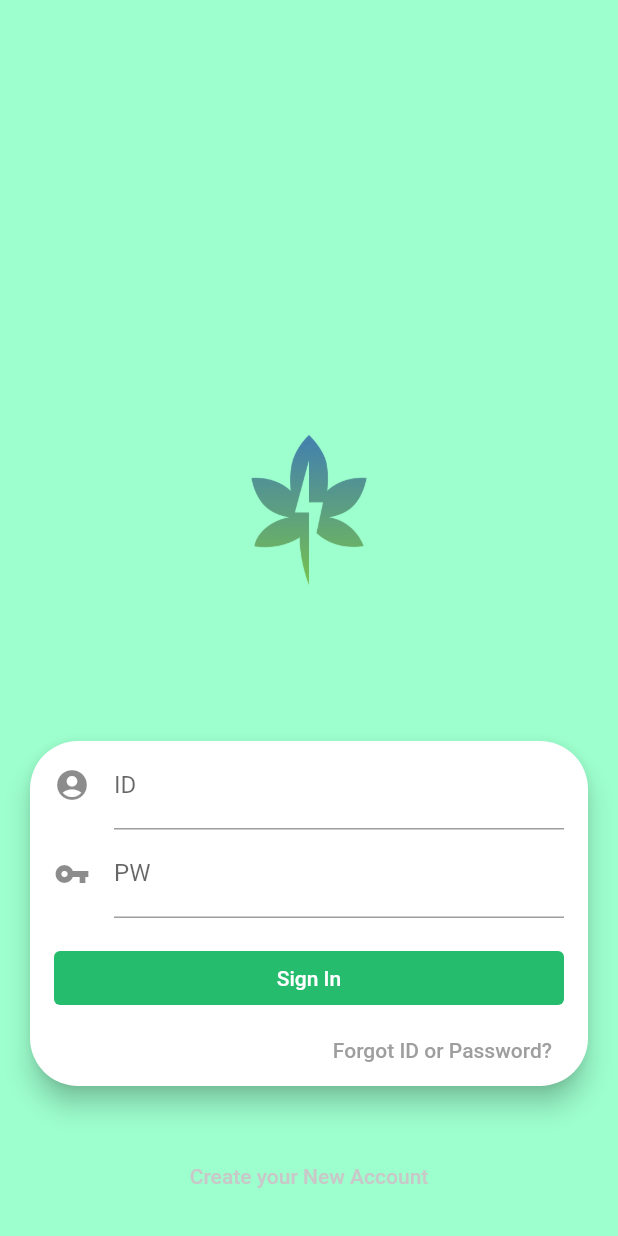
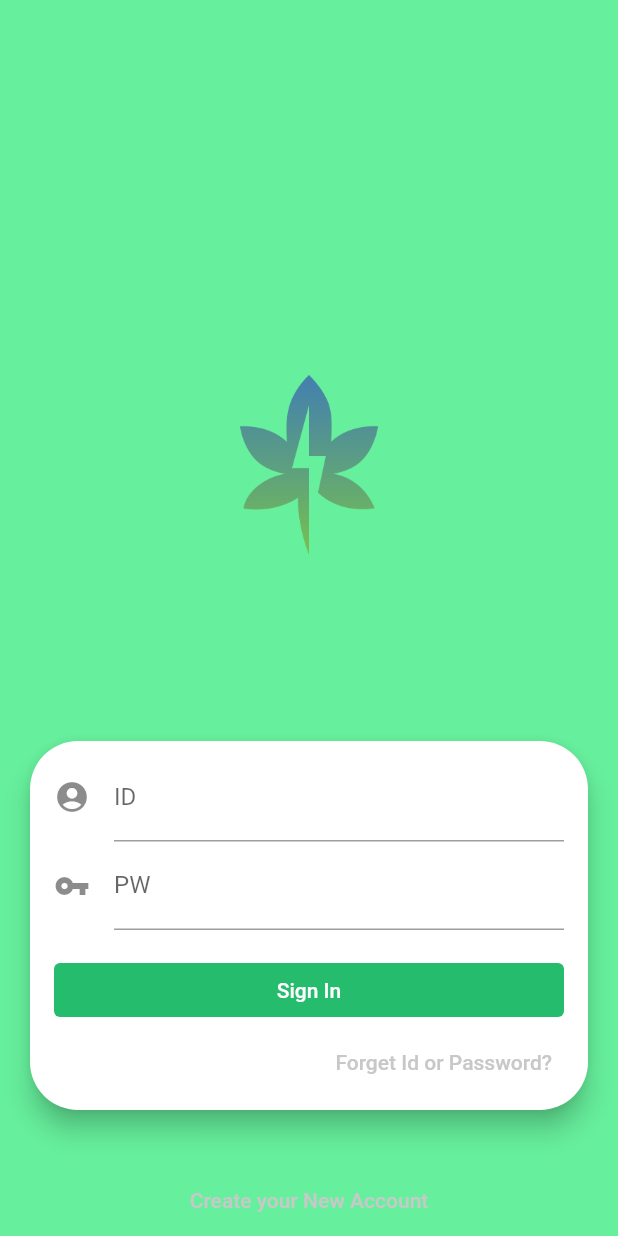
Before and after one commit to Team-Rev/flutter-mobile, a Flutter app: the screen it shows after launch, on a phone screen of 412 x 824 dp. Run offline on Flutter 3.47's test engine with Material 2 defaults, Android fonts, the phone set to English and light mode, and no system bars; our stand-ins replace dio.

Commit message:
main/ AuthPage Provider 세팅 및 구조 전체 수정, Color 클래스 통일(ColorRev), ReUsable 클래스 생성 및 재사용성 확보

```diff
--- a/rev/lib/color_rev.dart
+++ b/rev/lib/color_rev.dart
@@ -8,4 +8,6 @@ class ColorRev {
   static const Color white = Color.fromRGBO(255, 255, 255, 1.0);
   static const Color grey = Color.fromRGBO(200, 200, 200, 1.0);
   static const Color red = Colors.red;
+  static ButtonStyle buttonStyle1=TextButton.styleFrom(primary: white,backgroundColor: g3);
+  static ButtonStyle buttonStyle2=TextButton.styleFrom(primary: grey,backgroundColor: Colors.transparent);
 }
--- a/rev/lib/main.dart
+++ b/rev/lib/main.dart
@@ -1,7 +1,9 @@
 import 'package:flutter/material.dart';
-import 'package:rev/pages/auth/find_page.dart';
+import 'package:provider/provider.dart';
+import 'package:rev/pages/auth/auth_page.dart';
 import 'package:rev/pages/auth/login_page.dart';
-import 'package:rev/pages/auth/register_page.dart';
+import 'package:rev/pages/main/mainpage.dart';
+import 'package:rev/provider/provider_auth.dart';
 
 void main() => runApp(MyApp());
 
@@ -9,13 +11,34 @@ class MyApp extends StatelessWidget {
 
   @override
   Widget build(BuildContext context) {
-    return MaterialApp(
-      // title: 'Flutter Demo',
-      // theme: ThemeData(
-      //   primarySwatch: Colors.green,
-      // ),
-      home: LoginPage(),
+    return MultiProvider(
+      providers: [
+        ChangeNotifierProvider(create: (_) => AuthProvider()),
+      ],
+      child: MaterialApp(
+        // title: 'Flutter Demo',
+        // theme: ThemeData(
+        //   primarySwatch: Colors.green,
+        // ),
+        home: Consumer<AuthProvider>(
+          builder: (context, provider, child) {
+            return Navigator(
+              onPopPage: (route, result) {
+                if(!route.didPop(result)) return false;
+                return true;
+              },
+              pages: [
+                AuthPage(),
+                if(provider.currentPage=='1')
+                  MaterialPage(
+                    key:ValueKey(LoginPage().pageName), // 세션ID?
+                    child:MainPage(),
+                  )
+              ],
+            );
+          },
+        ),
+      ),
     );
-
   }
 }
--- /dev/null
+++ b/rev/lib/pages/auth/auth_page.dart
@@ -0,0 +1,41 @@
+import 'package:flutter/cupertino.dart';
+import 'package:flutter/material.dart';
+import 'package:provider/provider.dart';
+import 'package:rev/color_rev.dart';
+import 'package:rev/pages/auth/register_page.dart';
+import 'package:rev/provider/provider_auth.dart';
+
+import 'find_page.dart';
+import 'login_page.dart';
+
+class AuthPage extends Page {
+  @override
+  Route createRoute(BuildContext context) {
+    return MaterialPageRoute(
+        settings: this, builder: (context) => AuthWidget());
+  }
+}
+
+class AuthWidget extends StatelessWidget {
+  AuthProvider _authProvider;
+
+  @override
+  Widget build(BuildContext context) {
+    _authProvider = Provider.of<AuthProvider>(context);
+    return Scaffold(
+      resizeToAvoidBottomInset: false,
+      backgroundColor: ColorRev.g1,
+      body: Padding(padding:EdgeInsets.symmetric(horizontal: 16.0), child: selectPage()),
+    );
+  }
+
+  Widget selectPage() {
+    switch (_authProvider.currentPage) {
+      case 'FindPage':
+        return FindPage();
+      case 'RegisterPage':
+        return RegisterPage();
+    }
+    return LoginPage();
+  }
+}
--- a/rev/lib/pages/auth/login_page.dart
+++ b/rev/lib/pages/auth/login_page.dart
@@ -1,92 +1,89 @@
-
 import 'package:flutter/cupertino.dart';
 import 'package:flutter/material.dart';
+import 'package:provider/provider.dart';
 import 'package:rev/dio_server.dart';
+import 'package:rev/provider/provider_auth.dart';
+
 import '../../color_rev.dart';
+import '../../reusable.dart';
 
 class LoginPage extends StatelessWidget {
-  GlobalKey<FormState> _formKey=GlobalKey<FormState>();
+  final pageName = 'LoginPage';
+  GlobalKey<FormState> _formKey = GlobalKey<FormState>();
   TextEditingController _idController = TextEditingController();
   TextEditingController _pwController = TextEditingController();
+  AuthProvider _authProvider;
 
   @override
   Widget build(BuildContext context) {
-    return Scaffold(
-      resizeToAvoidBottomInset: false,
-      //배경색
-      backgroundColor: ColorRev.g2,
-      body: Padding(
-        padding: EdgeInsets.all(16.0),
-        child: Form(
+    _authProvider = Provider.of<AuthProvider>(context);
+    return Form(
       key: _formKey,
       child: Column(
         crossAxisAlignment: CrossAxisAlignment.center,
         mainAxisAlignment: MainAxisAlignment.end,
         children: [
-              SizedBox(
-                height: 100,
+          Padding(
+            padding: EdgeInsets.symmetric(vertical: 120),
+            child: SizedBox(
+              height: 120,
               child: Image.asset('assets/512.png'),
             ),
-              SizedBox(height: 100,),
+          ),
           Card(
-                shape: RoundedRectangleBorder(borderRadius: BorderRadius.circular(32)),
+            shape:
+                RoundedRectangleBorder(borderRadius: BorderRadius.circular(32)),
             //카드 색
             color: ColorRev.white,
             elevation: 7,
             child: Padding(
-                  padding: EdgeInsets.symmetric(horizontal: 16.0,),
+              padding: EdgeInsets.symmetric(horizontal: 16.0, vertical: 8.0),
               child: Column(
                 crossAxisAlignment: CrossAxisAlignment.start,
                 mainAxisAlignment: MainAxisAlignment.end,
                 children: <Widget>[
-                      buildTextFormField(_idController, Icon(Icons.account_circle),'ID',),
-                      buildTextFormField(_pwController, Icon(Icons.vpn_key), 'PW',),
-                      SizedBox(height: 16.0,),
-                      Container(child: buildTextButton("Sign In",ColorRev.g3,Colors.white),width: MediaQuery.of(context).size.width,),
-                      Container(child: buildTextButton("Forgot ID or Password?",Colors.transparent,Colors.grey),alignment:Alignment.centerRight),
+                  ReUsable.buildTextFormField(
+                    _idController,
+                    Icon(Icons.account_circle),
+                    'ID',
+                  ),
+                  ReUsable.buildTextFormField(
+                    _pwController,
+                    Icon(Icons.vpn_key),
+                    'PW',
+                  ),
+                  SizedBox(
+                    height: 16.0,
+                  ),
+                  Container(
+                    child: ReUsable.buildTextButton2("Sign In", () {
+                      if (_formKey.currentState.validate()) {
+                        print(_idController.text);
+                        print(_pwController.text);
+                        server.postReq(
+                            username: _idController.text,
+                            password: _pwController.text);
+                      }
+                    }),
+                    width: MediaQuery.of(context).size.width,
+                  ),
+                  Container(
+                      child: ReUsable.buildTextButton3("Forget Id or Password?",
+                          () {
+                        _authProvider.updateStatePage('FindPage');
+                      }),
+                      alignment: Alignment.centerRight),
                 ],
               ),
             ),
           ),
-              SizedBox(height: 32,),
-
-              buildTextButton("Create your New Account",Colors.transparent,ColorRev.grey),
+          Padding(
+              padding: EdgeInsets.only(top: 32),
+              child: ReUsable.buildTextButton3("Create your New Account", () {
+                _authProvider.updateStatePage('RegisterPage');
+              })),
         ],
       ),
-        ),
-      )
-
-    );
-  }
-  //버튼 생성
-  TextButton buildTextButton(String text, Color color, Color fontColor,) {
-    return TextButton(
-      onPressed: () {
-        if(_formKey.currentState.validate()) {
-          print(_idController.text);
-          print(_pwController.text);
-          server.postReq(username: _idController.text,password: _pwController.text);
-        }
-      },
-      child: Text(text),
-      style: TextButton.styleFrom(primary: fontColor,backgroundColor: color),
-    );
-  }
-  //필드 생성
-  TextFormField buildTextFormField(TextEditingController controller, Icon icon, String labelText) {
-    return TextFormField(
-      controller: controller,
-      decoration: InputDecoration(
-        icon: icon,
-        labelText: labelText,
-        errorStyle: TextStyle(color: ColorRev.red,fontWeight: FontWeight.bold),
-
-      ),
-      validator: (text) {
-
-          if (text==null||text.isEmpty) return 'Please input correctly';
-        return null;
-      },
     );
   }
 }
--- /dev/null
+++ b/rev/lib/provider/provider_auth.dart
@@ -0,0 +1,18 @@
+import 'package:flutter/cupertino.dart';
+import 'package:rev/pages/auth/login_page.dart';
+
+class AuthProvider extends ChangeNotifier {
+  String _currentPage = LoginPage().pageName;
+
+  String get currentPage => _currentPage;
+
+  void updateStatePage(String state) {
+    _currentPage = state;
+    notifyListeners();
+  }
+
+  void goToMain() {
+    _currentPage = '1';
+    notifyListeners();
+  }
+}
--- /dev/null
+++ b/rev/lib/reusable.dart
@@ -0,0 +1,49 @@
+import 'package:flutter/material.dart';
+
+import 'color_rev.dart';
+
+class ReUsable {
+  static TextButton buildTextButton2(String text, onPressed) {
+    return TextButton(
+      onPressed: onPressed,
+      child: Text(text),
+      style: ColorRev.buttonStyle1,
+    );
+  }
+
+  //투명버튼
+  static TextButton buildTextButton3(String text, onPressed, {style}) {
+    return TextButton(
+      onPressed: onPressed,
+      child: Text(text, style: style,),
+      style: ColorRev.buttonStyle2,
+    );
+  }
+
+  TextButton buildTextButton(Text, Color color, Color fontColor,
+      {onPressed, padding}) {
+    return TextButton(
+      onPressed: onPressed,
+      child: Text,
+      style: TextButton.styleFrom(
+          primary: fontColor, backgroundColor: color, padding: padding),
+    );
+  }
+
+
+  static TextFormField buildTextFormField(TextEditingController controller,
+      Icon icon, String labelText) {
+    return TextFormField(
+      controller: controller,
+      decoration: InputDecoration(
+        icon: icon,
+        labelText: labelText,
+        errorStyle: TextStyle(color: ColorRev.red, fontWeight: FontWeight.bold),
+      ),
+      validator: (text) {
+        if (text == null || text.isEmpty) return 'Please input correctly';
+        return null;
+      },
+    );
+  }
+}
--- a/rev/pubspec.yaml
+++ b/rev/pubspec.yaml
@@ -24,6 +24,7 @@ dependencies:
   flutter:
     sdk: flutter
   dio: ^4.0.0
+  provider: ^5.0.0
 
 
   # The following adds the Cupertino Icons font to your application.
```
Also changed, not shown: rev/lib/pages/auth/find_page.dart (+31 -77 lines), rev/lib/pages/auth/register_page.dart (+22 -56 lines), rev/lib/pages/main/mainpage.dart (added, +98 -0 lines), rev/pubspec.lock. Lines whose indentation alone changed are shown as unchanged.
